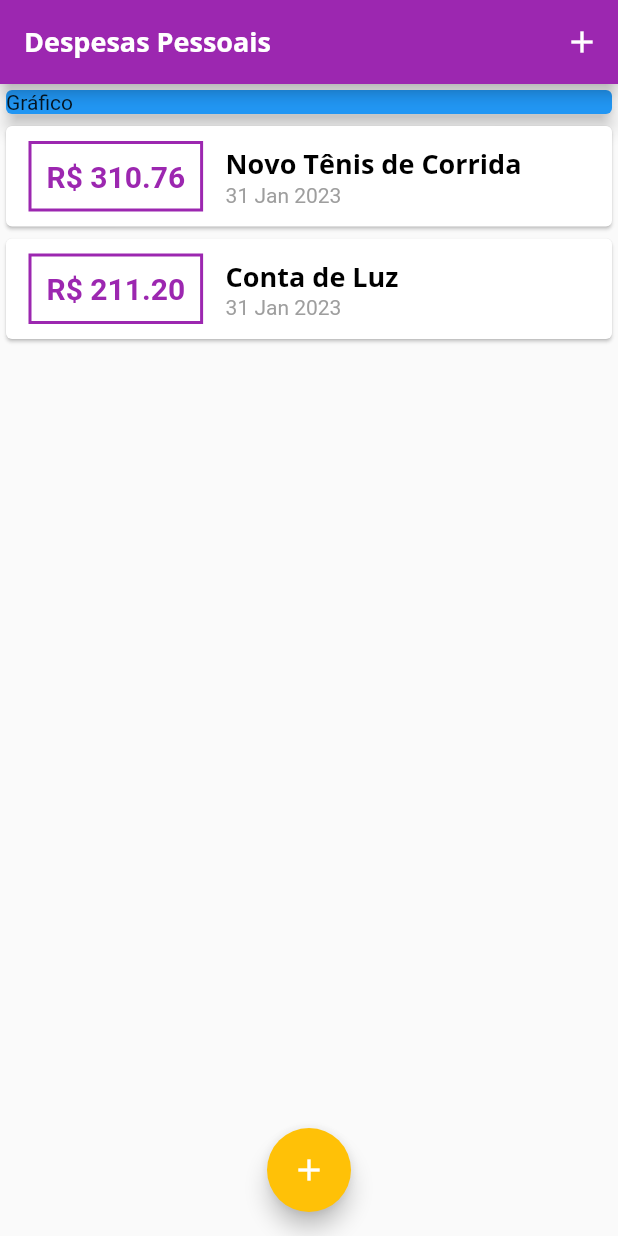
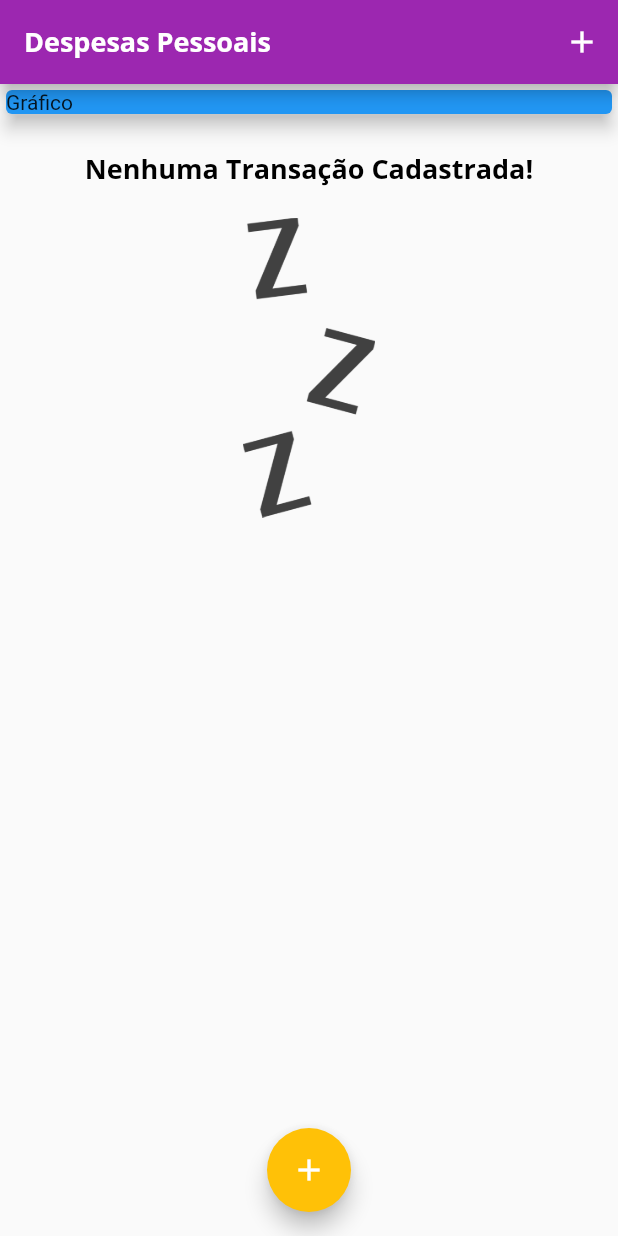
Before and after one commit to Kaio-Goes/expenses, a Flutter app: the screen it shows after launch, on a phone screen of 412 x 824 dp. Run offline on Flutter 3.47's test engine with Material 2 defaults, Android fonts, the phone set to English and light mode, and no system bars.

```diff
--- a/lib/components/transaction_list.dart
+++ b/lib/components/transaction_list.dart
@@ -11,7 +11,25 @@ class TransactionList extends StatelessWidget {
   Widget build(BuildContext context) {
     return SizedBox(
       height: 400,
-      child: ListView.builder(
+      child: transactions.isEmpty
+          ? Column(
+              children: [
+                const SizedBox(height: 20),
+                Text(
+                  'Nenhuma Transação Cadastrada!',
+                  style: Theme.of(context).textTheme.titleLarge,
+                ),
+                const SizedBox(height: 20),
+                SizedBox(
+                  height: 200,
+                  child: Image.asset(
+                    'assets/images/waiting.png',
+                    fit: BoxFit.cover,
+                  ),
+                )
+              ],
+            )
+          : ListView.builder(
               itemCount: transactions.length,
               itemBuilder: (ctx, index) {
                 final tr = transactions[index];
@@ -24,7 +42,9 @@ class TransactionList extends StatelessWidget {
                           vertical: 10,
                         ),
                         decoration: BoxDecoration(
-                      border: Border.all(color: Theme.of(context).colorScheme.primary, width: 2)),
+                            border: Border.all(
+                                color: Theme.of(context).colorScheme.primary,
+                                width: 2)),
                         padding: const EdgeInsets.all(10),
                         child: Text(
                           'R\$ ${tr.value.toStringAsFixed(2)}',
@@ -40,8 +60,6 @@ class TransactionList extends StatelessWidget {
                           Text(
                             tr.title,
                             style: Theme.of(context).textTheme.titleLarge,
-                      // style: const TextStyle(
-                      //     fontWeight: FontWeight.bold, fontSize: 16),
                           ),
                           Text(
                             DateFormat('d MMM y').format(tr.date),
--- a/lib/main.dart
+++ b/lib/main.dart
@@ -37,14 +37,14 @@ class MyHomePage extends StatefulWidget {
 }
 
 class _MyHomePageState extends State<MyHomePage> {
-  final _trasactions = [
-    Transaction(
-        id: 't1',
-        title: 'Novo Tênis de Corrida',
-        value: 310.76,
-        date: DateTime.now()),
-    Transaction(
-        id: 't2', title: 'Conta de Luz', value: 211.20, date: DateTime.now()),
+  final List<Transaction> _trasactions = [
+    // Transaction(
+    //     id: 't1',
+    //     title: 'Novo Tênis de Corrida',
+    //     value: 310.76,
+    //     date: DateTime.now()),
+    // Transaction(
+    //     id: 't2', title: 'Conta de Luz', value: 211.20, date: DateTime.now()),
   ];
 
   _addTransaction(String title, double value) {
--- a/pubspec.yaml
+++ b/pubspec.yaml
@@ -60,8 +60,8 @@ flutter:
   uses-material-design: true
 
   # To add assets to your application, add an assets section, like this:
-  # assets:
-  #   - images/a_dot_burr.jpeg
+  assets:
+    - assets/images/waiting.png
   #   - images/a_dot_ham.jpeg
 
   # An image asset can refer to one or more resolution-specific "variants", see
```
Also changed, not shown: assets/images/waiting.png (added). Lines whose indentation alone changed are shown as unchanged.
